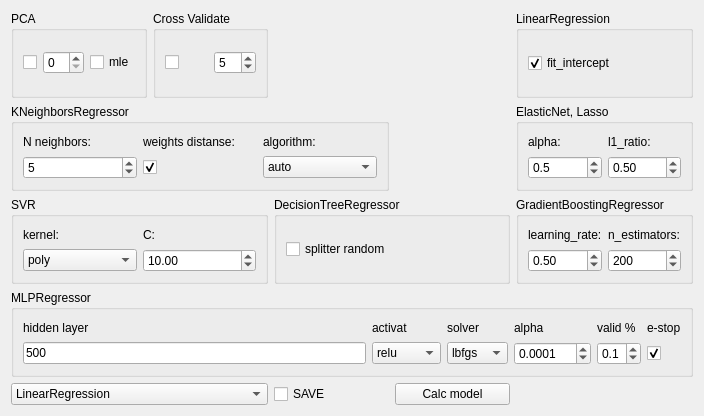
idergunoff/domanic, file qt/regression_form.ui: the form before one commit.
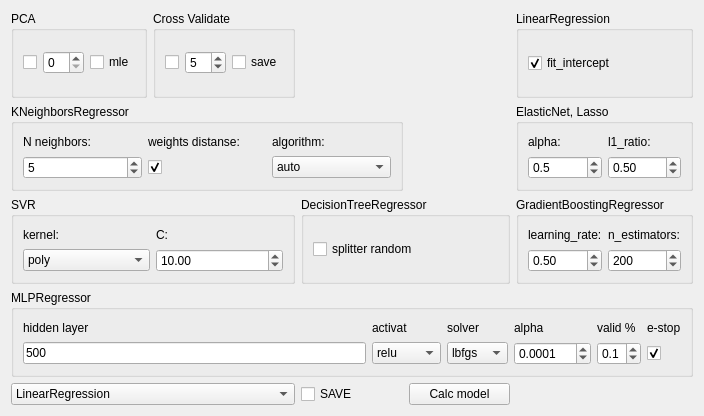
The form after the commit.

Commit message: regression cross-val save

Patch:
```diff
--- a/qt/regression_form.ui
+++ b/qt/regression_form.ui
@@ -450,6 +450,13 @@
         </property>
        </widget>
       </item>
+      <item row="0" column="2">
+       <widget class="QCheckBox" name="checkBox_cross_val_save">
+        <property name="text">
+         <string>save</string>
+        </property>
+       </widget>
+      </item>
      </layout>
     </widget>
    </item>
```
The commit also changes 2 other files.
